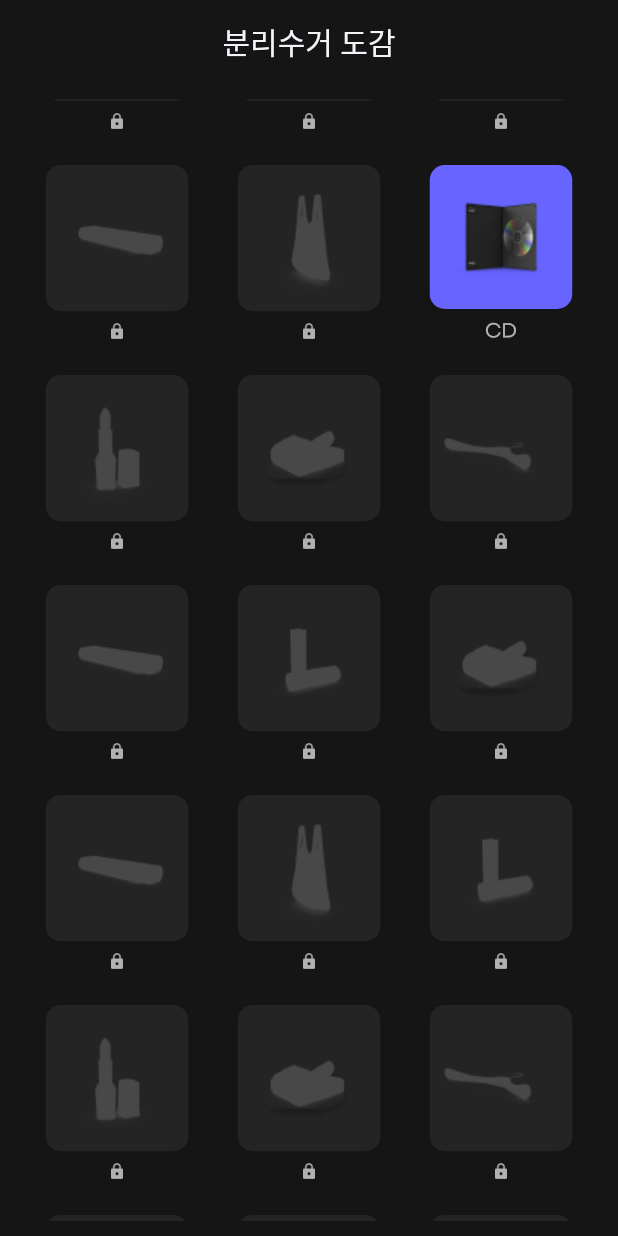
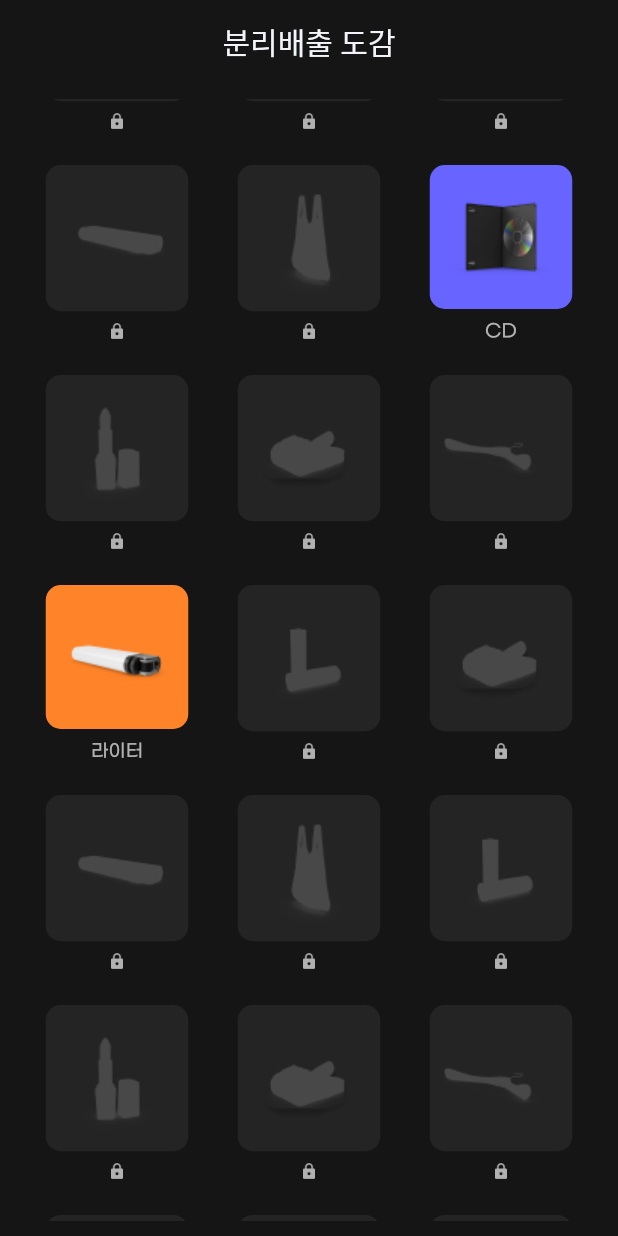
Before and after one commit to haram22/sessakthon, a Flutter app: the CollectionPage screen opened directly, scrolled down 576 dp, on a phone screen of 412 x 824 dp. Run offline on Flutter 3.47's test engine with Material 2 defaults, Android fonts, the phone set to English and light mode, and no system bars; our stand-ins replace flutter_cache_manager, flutter_screenutil; missing offline and left inert: async_wallpaper, circle_progress_bar, flame_splash_screen, screen_state; project files that could hold a hidden picture were left out.

Commit message:
Modified Detail

```diff
--- a/lib/Model/collectionData.dart
+++ b/lib/Model/collectionData.dart
@@ -111,10 +111,10 @@ List<CollectionItem> collection = [
       color: const Color(0xFF242424),
       tier: "Medium"),
   CollectionItem(
-      image: "assets/collection/unknown1.png",
-      name: "???",
-      isCollected: false,
-      color: const Color(0xFF242424),
+      image: "assets/collection/lighter.png",
+      name: "라이터",
+      isCollected: true,
+      color: const Color(0xFFFF8328),
       tier: "Hard"),
   CollectionItem(
       image: "assets/collection/battery.png",
--- a/lib/View/collection/collectionComp.dart
+++ b/lib/View/collection/collectionComp.dart
@@ -18,7 +18,7 @@ class _CollectionPageState extends State<CollectionPage> {
     return Scaffold(
       backgroundColor: mainColor_black,
       appBar: AppBar(
-        title: const Text("분리수거 도감"),
+        title: const Text("분리배출 도감"),
         backgroundColor: mainColor_black,
         foregroundColor: mainColor_white,
         elevation: 0,
@@ -43,7 +43,7 @@ class _CollectionPageState extends State<CollectionPage> {
                       children: [
                         const SizedBox(height: 75),
                         Text(
-                          '밀어서 분리수거',
+                          '밀어서 분리배출',
                           style: title1(color: mainColor_green),
                         ),
                         const SizedBox(height: 10),
```
Also changed, not shown: lib/View/collection/celebration.dart (+12 -0 lines), assets/collection/lighter.png (added), assets/pet2.png (added).
